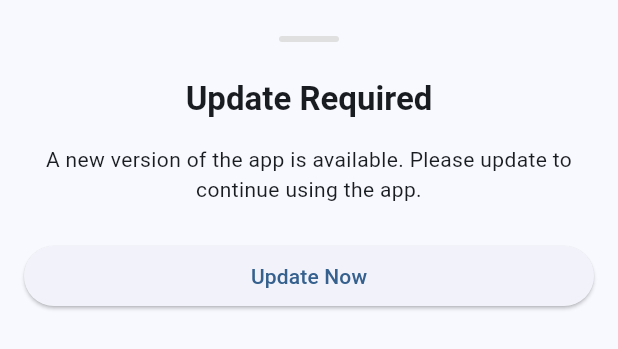
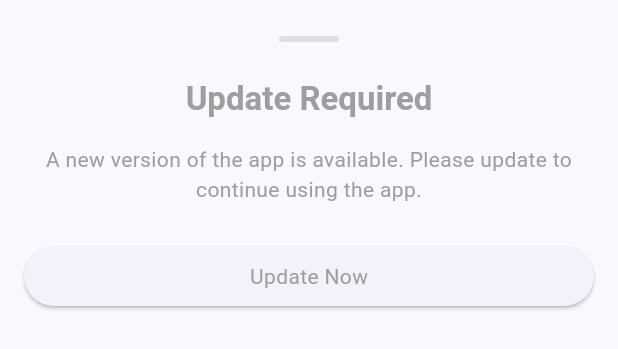
Before and after one commit to curefit/flutter-force-update, a Flutter app: the ForceUpdateBottomSheet widget shown alone on an empty page, opened directly with empty values, on a phone screen of 412 x 824 dp. Shown: the top 349 px of the screen. Run offline on Flutter 3.47's test engine with Material 3 defaults, Android fonts, the phone set to English and light mode, and no system bars; our stand-ins replace firebase_core, firebase_remote_config, package_info_plus; accounts and stored records are empty.

Commit message:
added new params

```diff
--- a/lib/src/models/force_update_config.dart
+++ b/lib/src/models/force_update_config.dart
@@ -1,9 +1,18 @@
+import 'package:flutter/material.dart';
+
 class ForceUpdateConfig {
   final String title;
   final String message;
   final String updateButtonText;
   final String? laterButtonText;
   final bool forcedUpdate;
+  final String? androidStoreUrl;
+  final String? iosStoreUrl;
+  final Color? backgroundColor;
+  final Color? textColor;
+  final Color? buttonColor;
+  final Color? laterButtonColor;
+  final Color? updateButtonColor;
   final Function()? onUpdatePressed;
   final Function()? onLaterPressed;
 
@@ -16,6 +25,13 @@ class ForceUpdateConfig {
     this.forcedUpdate = true,
     this.onUpdatePressed,
     this.onLaterPressed,
+    this.androidStoreUrl,
+    this.iosStoreUrl,
+    this.backgroundColor,
+    this.textColor,
+    this.buttonColor,
+    this.laterButtonColor,
+    this.updateButtonColor,
   });
 
   ForceUpdateConfig copyWith({
@@ -26,6 +42,13 @@ class ForceUpdateConfig {
     bool? forcedUpdate,
     Function()? onUpdatePressed,
     Function()? onLaterPressed,
+    String? androidStoreUrl,
+    String? iosStoreUrl,
+    Color? backgroundColor,
+    Color? textColor,
+    Color? buttonColor,
+    Color? laterButtonColor,
+    Color? updateButtonColor,
   }) {
     return ForceUpdateConfig(
       title: title ?? this.title,
@@ -35,6 +58,13 @@ class ForceUpdateConfig {
       forcedUpdate: forcedUpdate ?? this.forcedUpdate,
       onUpdatePressed: onUpdatePressed ?? this.onUpdatePressed,
       onLaterPressed: onLaterPressed ?? this.onLaterPressed,
+      androidStoreUrl: androidStoreUrl ?? this.androidStoreUrl,
+      iosStoreUrl: iosStoreUrl ?? this.iosStoreUrl,
+      backgroundColor: backgroundColor ?? this.backgroundColor,
+      textColor: textColor ?? this.textColor,
+      buttonColor: buttonColor ?? this.buttonColor,
+      laterButtonColor: laterButtonColor ?? this.laterButtonColor,
+      updateButtonColor: updateButtonColor ?? this.updateButtonColor,
     );
   }
 }
--- a/lib/src/widgets/force_update_bottom_sheet.dart
+++ b/lib/src/widgets/force_update_bottom_sheet.dart
@@ -1,5 +1,7 @@
+import 'dart:io';
 import 'package:flutter/material.dart';
 import '../models/force_update_config.dart';
+import 'package:url_launcher/url_launcher.dart';
 
 class ForceUpdateBottomSheet extends StatelessWidget {
   final ForceUpdateConfig config;
@@ -41,24 +43,43 @@ class ForceUpdateBottomSheet extends StatelessWidget {
               config.title,
               style: Theme.of(context).textTheme.titleLarge?.copyWith(
                     fontWeight: FontWeight.bold,
+                    color: config.textColor,
                   ),
               textAlign: TextAlign.center,
             ),
             const SizedBox(height: 16),
             Text(
               config.message,
-              style: Theme.of(context).textTheme.bodyMedium,
+              style: Theme.of(context).textTheme.bodyMedium?.copyWith(
+                    color: config.textColor,
+                  ),
               textAlign: TextAlign.center,
             ),
             const SizedBox(height: 24),
             ElevatedButton(
-              onPressed: () {
+              onPressed: () async {
                 if (config.onUpdatePressed != null) {
                   config.onUpdatePressed!();
+                } else {
+                  if (Platform.isIOS) {
+                    final uri = Uri.parse(config.iosStoreUrl!);
+                    if (await canLaunchUrl(uri)) {
+                      await launchUrl(uri,
+                          mode: LaunchMode.externalApplication);
+                    }
+                  } else {
+                    final uri = Uri.parse(config.androidStoreUrl!);
+                    if (await canLaunchUrl(uri)) {
+                      await launchUrl(uri,
+                          mode: LaunchMode.externalApplication);
+                    }
+                  }
                 }
-                Navigator.of(context).pop();
               },
-              child: Text(config.updateButtonText),
+              child: Text(config.updateButtonText,
+                  style: Theme.of(context).textTheme.bodyMedium?.copyWith(
+                        color: config.buttonColor,
+                      )),
             ),
             if (!config.forcedUpdate && config.laterButtonText != null) ...[
               const SizedBox(height: 12),
@@ -69,7 +90,10 @@ class ForceUpdateBottomSheet extends StatelessWidget {
                   }
                   Navigator.of(context).pop();
                 },
-                child: Text(config.laterButtonText!),
+                child: Text(config.laterButtonText!,
+                    style: Theme.of(context).textTheme.bodyMedium?.copyWith(
+                          color: config.laterButtonColor,
+                        )),
               ),
             ],
             const SizedBox(height: 16),
```
Also changed, not shown: lib/src/services/force_update_service.dart (+10 -7 lines).
